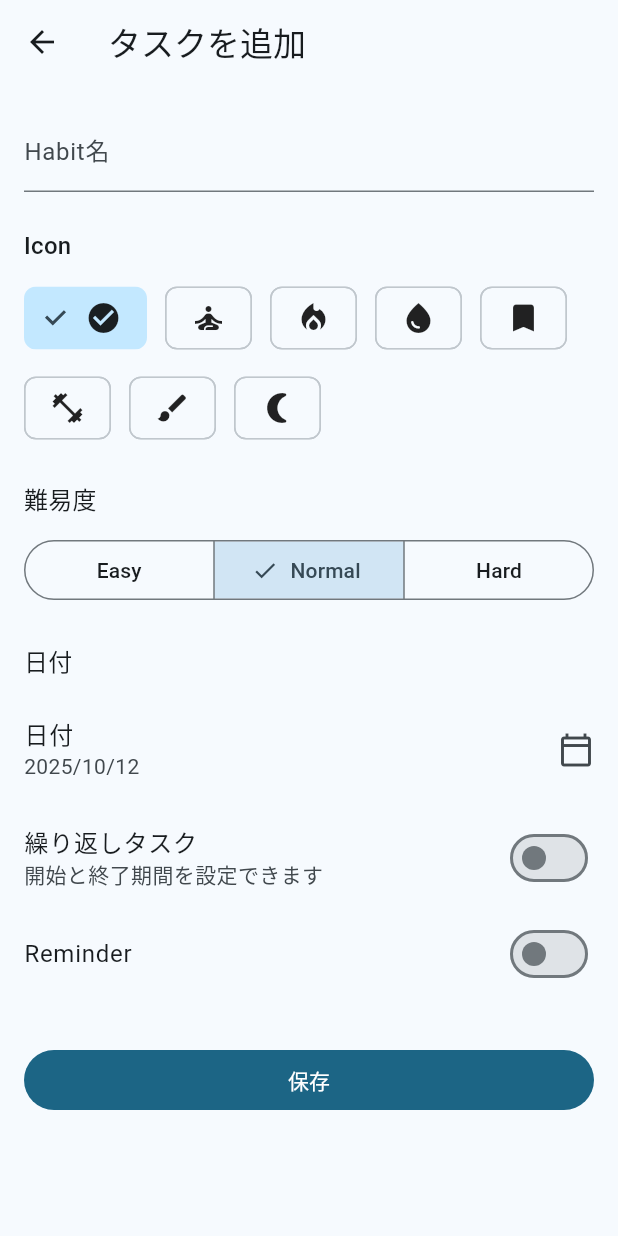
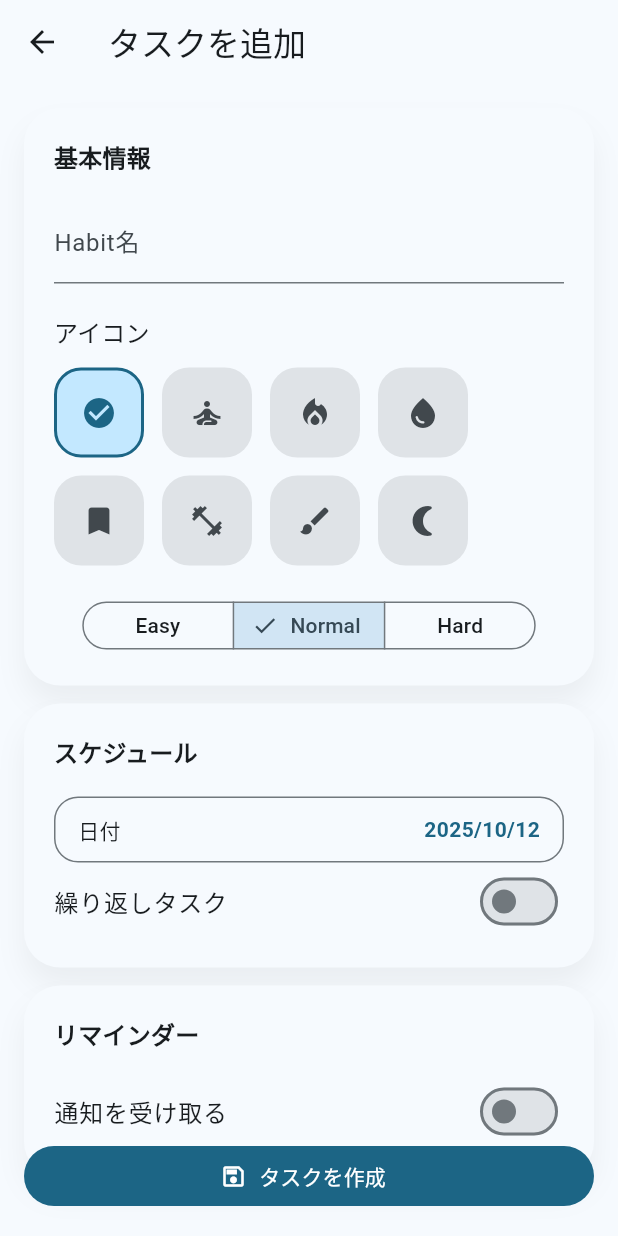
Before and after one commit to unesaki/Habit-Penguin, a Flutter app: the TaskFormPage screen opened directly, on a phone screen of 412 x 824 dp. Run offline on Flutter 3.47's test engine with Material 3 defaults, Android fonts, the phone set to English and light mode, and no system bars; our stand-ins replace hive, hive_flutter; accounts and stored records are empty.

Commit message:
デザインOK

```diff
--- a/lib/main.dart
+++ b/lib/main.dart
@@ -126,18 +126,16 @@ class _HomeTabState extends State<HomeTab> {
       valueListenable: _tasksBox.listenable(),
       builder: (context, tasksBox, _) {
         final today = DateTime.now();
-        final todaysEntries = <MapEntry<int, HabitTask>>[];
-        var openTaskCount = 0;
+        final openEntries = <MapEntry<int, HabitTask>>[];
         for (var i = 0; i < tasksBox.length; i++) {
           final task = tasksBox.getAt(i);
-          if (task == null || task.isCompleted) {
-            continue;
+          if (task == null || task.isCompleted) continue;
+          openEntries.add(MapEntry(i, task));
         }
-          openTaskCount++;
-          if (todaysEntries.length < 3 && task.isActiveOn(today)) {
-            todaysEntries.add(MapEntry(i, task));
-          }
-        }
+        final todaysEntries = openEntries
+            .where((entry) => entry.value.isActiveOn(today))
+            .take(3)
+            .toList(growable: false);
         return DecoratedBox(
           decoration: BoxDecoration(
             gradient: LinearGradient(
@@ -154,18 +152,18 @@ class _HomeTabState extends State<HomeTab> {
           child: SafeArea(
             bottom: false,
             child: SingleChildScrollView(
+              physics: const NeverScrollableScrollPhysics(),
               padding: const EdgeInsets.only(bottom: 48),
               child: Column(
                 crossAxisAlignment: CrossAxisAlignment.start,
                 children: [
-                  _PenguinHeroSection(totalTasks: openTaskCount),
-                  const SizedBox(height: 32),
+                  _PenguinHeroSection(totalTasks: openEntries.length),
                   Padding(
                     padding: const EdgeInsets.symmetric(horizontal: 24),
                     child: Column(
                       crossAxisAlignment: CrossAxisAlignment.start,
                       children: [
-                        const SizedBox(height: 24),
+                        const SizedBox(height: 20),
                         Text(
                           '今日のタスク',
                           style: Theme.of(context).textTheme.titleLarge
@@ -178,14 +176,18 @@ class _HomeTabState extends State<HomeTab> {
                           for (var i = 0; i < todaysEntries.length; i++)
                             Padding(
                               padding: EdgeInsets.only(
-                                bottom: i == todaysEntries.length - 1 ? 0 : 12,
+                                bottom: i == todaysEntries.length - 1 ? 0 : 8,
                               ),
                               child: _TodayTaskCard(
                                 task: todaysEntries[i].value,
                                 index: todaysEntries[i].key,
+                                onComplete: () => _completeTaskWithXp(
+                                  context,
+                                  todaysEntries[i].key,
                                 ),
                               ),
-                          if (openTaskCount > todaysEntries.length)
+                            ),
+                          if (openEntries.length > todaysEntries.length)
                             Padding(
                               padding: const EdgeInsets.only(top: 16),
                               child: Text(
@@ -300,37 +302,6 @@ class _PenguinHeroSection extends StatelessWidget {
                   ),
                 ),
               ),
-              // Positioned(
-              //   left: 24,
-              //   right: 24,
-              //   bottom: 24,
-              //   child: Container(
-              //     padding: const EdgeInsets.symmetric(
-              //       horizontal: 20,
-              //       vertical: 18,
-              //     ),
-              //     decoration: BoxDecoration(
-              //       color: surfaceOverlay.withValues(alpha: 0.9),
-              //       borderRadius: BorderRadius.circular(24),
-              //     ),
-              //     // child: Row(
-              //     //   children: [
-              //     //     const Icon(Icons.emoji_events, size: 22),
-              //     //     const SizedBox(width: 12),
-              //     //     Expanded(
-              //     //       child: Text(
-              //     //         'クエストは$totalTasks件！達成でペンギンにごほうびをあげよう。',
-              //     //         style: theme.textTheme.bodyMedium?.copyWith(
-              //     //           color: theme.colorScheme.onSurface.withValues(
-              //     //             alpha: 0.95,
-              //     //           ),
-              //     //         ),
-              //     //       ),
-              //     //     ),
-              //     //   ],
-              //     // ),
-              //   ),
-              // ),
             ],
           );
         },
@@ -340,10 +311,15 @@ class _PenguinHeroSection extends StatelessWidget {
 }
 
 class _TodayTaskCard extends StatelessWidget {
-  const _TodayTaskCard({required this.task, required this.index});
+  const _TodayTaskCard({
+    required this.task,
+    required this.index,
+    this.onComplete,
+  });
 
   final HabitTask task;
   final int index;
+  final VoidCallback? onComplete;
 
   @override
   Widget build(BuildContext context) {
@@ -360,10 +336,10 @@ class _TodayTaskCard extends StatelessWidget {
           );
         },
         child: Ink(
-          padding: const EdgeInsets.symmetric(horizontal: 20, vertical: 18),
+          padding: const EdgeInsets.symmetric(horizontal: 12, vertical: 8),
           decoration: BoxDecoration(
             color: theme.colorScheme.surface,
-            borderRadius: BorderRadius.circular(24),
+            borderRadius: BorderRadius.circular(18),
             boxShadow: [
               BoxShadow(
                 color: theme.colorScheme.shadow.withValues(alpha: 0.05),
@@ -375,33 +351,39 @@ class _TodayTaskCard extends StatelessWidget {
           child: Row(
             children: [
               CircleAvatar(
-                radius: 24,
+                radius: 18,
                 backgroundColor: theme.colorScheme.primaryContainer,
                 foregroundColor: theme.colorScheme.onPrimaryContainer,
-                child: Icon(task.iconData, size: 24),
+                child: Icon(task.iconData, size: 18),
               ),
-              const SizedBox(width: 16),
+              const SizedBox(width: 10),
               Expanded(
                 child: Column(
                   crossAxisAlignment: CrossAxisAlignment.start,
                   children: [
                     Text(
                       task.name,
-                      style: theme.textTheme.titleMedium?.copyWith(
+                      style: theme.textTheme.bodyMedium?.copyWith(
                         fontWeight: FontWeight.w600,
-                      ),
-                    ),
-                    const SizedBox(height: 4),
-                    Text(
-                      '${_difficultyLabel(task.difficulty)} • ${_scheduleLabel(task)}',
-                      style: theme.textTheme.bodySmall?.copyWith(
-                        color: theme.colorScheme.outline,
+                        fontSize: 15,
                       ),
                     ),
                   ],
                 ),
               ),
-              Icon(Icons.chevron_right, color: theme.colorScheme.outline),
+              Row(
+                mainAxisSize: MainAxisSize.min,
+                children: [
+                  if (onComplete != null)
+                    IconButton(
+                      icon: const Icon(Icons.check_circle_outline),
+                      color: theme.colorScheme.primary,
+                      tooltip: '完了にする',
+                      onPressed: onComplete,
+                    ),
+                  const Icon(Icons.chevron_right),
+                ],
+              ),
             ],
           ),
         ),
@@ -443,7 +425,7 @@ class _CreateTaskCallout extends StatelessWidget {
               crossAxisAlignment: CrossAxisAlignment.start,
               children: [
                 Text(
-                  '今日のクエストを作成しよう',
+                  '今日のタスクを作成しよう',
                   style: theme.textTheme.titleMedium?.copyWith(
                     fontWeight: FontWeight.w600,
                   ),
@@ -536,7 +518,8 @@ class TasksTab extends StatelessWidget {
                         task: entry.value,
                         onTap: () => onEditTask(entry.key, entry.value),
                         onDelete: () => _confirmDelete(context, entry.key),
-                        onComplete: () => _completeTask(context, entry.key),
+                        onComplete: () =>
+                            _completeTaskWithXp(context, entry.key),
                         isActive: true,
                       ),
                     ),
@@ -557,7 +540,8 @@ class TasksTab extends StatelessWidget {
                         task: entry.value,
                         onTap: () => onEditTask(entry.key, entry.value),
                         onDelete: () => _confirmDelete(context, entry.key),
-                        onComplete: () => _completeTask(context, entry.key),
+                        onComplete: () =>
+                            _completeTaskWithXp(context, entry.key),
                         isActive: entry.value.isActiveOn(today),
                       ),
                     ),
@@ -605,7 +589,24 @@ class TasksTab extends StatelessWidget {
     ).showSnackBar(const SnackBar(content: Text('タスクを削除しました。')));
   }
 
-  Future<void> _completeTask(BuildContext context, int index) async {
+  void _openCompletedTasks(BuildContext context) {
+    Navigator.of(
+      context,
+    ).push(MaterialPageRoute<void>(builder: (_) => const CompletedTasksPage()));
+  }
+}
+
+class TaskFormPage extends StatefulWidget {
+  const TaskFormPage({super.key, this.initialTask, this.taskIndex});
+
+  final HabitTask? initialTask;
+  final int? taskIndex;
+
+  @override
+  State<TaskFormPage> createState() => _TaskFormPageState();
+}
+
+Future<void> _completeTaskWithXp(BuildContext context, int index) async {
   final tasksBox = Hive.box<HabitTask>('tasks');
   final task = tasksBox.getAt(index);
   if (task == null || task.isCompleted) {
@@ -624,28 +625,23 @@ class TasksTab extends StatelessWidget {
   final currentXp = (appStateBox.get('xp') as int?) ?? 0;
   await appStateBox.put('xp', currentXp + gainedXp);
 
-    if (context.mounted) {
-      ScaffoldMessenger.of(
-        context,
-      ).showSnackBar(SnackBar(content: Text('$gainedXp XP獲得！')));
-    }
+  if (!context.mounted) {
+    return;
   }
 
-  void _openCompletedTasks(BuildContext context) {
-    Navigator.of(
-      context,
-    ).push(MaterialPageRoute<void>(builder: (_) => const CompletedTasksPage()));
-  }
-}
-
-class TaskFormPage extends StatefulWidget {
-  const TaskFormPage({super.key, this.initialTask, this.taskIndex});
-
-  final HabitTask? initialTask;
-  final int? taskIndex;
-
-  @override
-  State<TaskFormPage> createState() => _TaskFormPageState();
+  await showDialog<void>(
+    context: context,
+    builder: (dialogContext) => AlertDialog(
+      title: const Text('クエスト達成！'),
+      content: Text('$gainedXp XPを獲得しました！'),
+      actions: [
+        TextButton(
+          onPressed: () => Navigator.of(dialogContext).pop(),
+          child: const Text('OK'),
+        ),
+      ],
+    ),
+  );
 }
 
 class _TaskFormPageState extends State<TaskFormPage> {
@@ -688,18 +684,28 @@ class _TaskFormPageState extends State<TaskFormPage> {
   @override
   Widget build(BuildContext context) {
     final isEditing = widget.taskIndex != null;
+    final theme = Theme.of(context);
     return Scaffold(
       appBar: AppBar(title: Text(isEditing ? 'タスクを編集' : 'タスクを追加')),
-      body: SingleChildScrollView(
-        padding: const EdgeInsets.all(16),
+      body: SafeArea(
         child: Form(
           key: _formKey,
+          child: Padding(
+            padding: const EdgeInsets.fromLTRB(16, 16, 16, 0),
+            child: Column(
+              crossAxisAlignment: CrossAxisAlignment.stretch,
+              children: [
+                _FormSection(
+                  title: '基本情報',
                   child: Column(
                     crossAxisAlignment: CrossAxisAlignment.stretch,
                     children: [
                       TextFormField(
                         controller: _nameController,
-                decoration: const InputDecoration(labelText: 'Habit名'),
+                        decoration: const InputDecoration(
+                          labelText: 'Habit名',
+                          hintText: '例: 朝のストレッチ',
+                        ),
                         textInputAction: TextInputAction.next,
                         validator: (value) {
                           if (value == null || value.trim().isEmpty) {
@@ -708,32 +714,56 @@ class _TaskFormPageState extends State<TaskFormPage> {
                           return null;
                         },
                       ),
-              const SizedBox(height: 24),
-              Text('Icon', style: Theme.of(context).textTheme.titleMedium),
+                      const SizedBox(height: 20),
+                      Text('アイコン', style: theme.textTheme.titleMedium),
                       const SizedBox(height: 12),
                       Wrap(
                         spacing: 12,
                         runSpacing: 12,
                         children: _iconOptions.map((icon) {
-                  final selected = _selectedIconCodePoint == icon.codePoint;
-                  return ChoiceChip(
-                    label: Icon(icon),
-                    selected: selected,
-                    selectedColor: Theme.of(
-                      context,
-                    ).colorScheme.primaryContainer,
-                    onSelected: (_) {
+                          final selected =
+                              _selectedIconCodePoint == icon.codePoint;
+                          return GestureDetector(
+                            onTap: () {
                               setState(() {
                                 _selectedIconCodePoint = icon.codePoint;
                               });
                             },
+                            child: AnimatedContainer(
+                              duration: const Duration(milliseconds: 200),
+                              width: 60,
+                              height: 60,
+                              decoration: BoxDecoration(
+                                color: selected
+                                    ? theme.colorScheme.primaryContainer
+                                    : theme.colorScheme.surfaceContainerHighest,
+                                borderRadius: BorderRadius.circular(18),
+                                border: selected
+                                    ? Border.all(
+                                        color: theme.colorScheme.primary,
+                                        width: 2,
+                                      )
+                                    : null,
+                              ),
+                              child: Icon(
+                                icon,
+                                color: selected
+                                    ? theme.colorScheme.primary
+                                    : theme.colorScheme.onSurfaceVariant,
+                              ),
+                            ),
                           );
                         }).toList(),
                       ),
-              const SizedBox(height: 24),
-              Text('難易度', style: Theme.of(context).textTheme.titleMedium),
-              const SizedBox(height: 12),
-              SegmentedButton<TaskDifficulty>(
+                      const SizedBox(height: 20),
+                      Center(
+                        child: SegmentedButton<TaskDifficulty>(
+                          style: ButtonStyle(
+                            visualDensity: VisualDensity.compact,
+                            padding: WidgetStateProperty.all(
+                              const EdgeInsets.symmetric(horizontal: 12),
+                            ),
+                          ),
                           segments: const [
                             ButtonSegment(
                               value: TaskDifficulty.easy,
@@ -755,57 +785,88 @@ class _TaskFormPageState extends State<TaskFormPage> {
                             });
                           },
                         ),
-              const SizedBox(height: 24),
-              Text('日付', style: Theme.of(context).textTheme.titleMedium),
+                      ),
+                    ],
+                  ),
+                ),
                 const SizedBox(height: 12),
+                _FormSection(
+                  title: 'スケジュール',
+                  child: Column(
+                    crossAxisAlignment: CrossAxisAlignment.stretch,
+                    children: [
                       if (!_isRepeating)
-                _DateFieldTile(
+                        _DateActionRow(
                           label: '日付',
                           value: _scheduledDate != null
                               ? _formatDateLabel(_scheduledDate!)
                               : '未選択',
                           onTap: _pickScheduledDate,
                         ),
-              SwitchListTile(
-                contentPadding: EdgeInsets.zero,
-                title: const Text('繰り返しタスク'),
-                subtitle: const Text('開始と終了期間を設定できます'),
+                      Row(
+                        mainAxisAlignment: MainAxisAlignment.spaceBetween,
+                        children: [
+                          Text('繰り返しタスク', style: theme.textTheme.bodyLarge),
+                          Switch(
                             value: _isRepeating,
                             onChanged: (value) {
                               setState(() {
                                 _isRepeating = value;
                                 if (value) {
-                      _repeatStart ??= _scheduledDate ?? DateTime.now();
+                                  _repeatStart ??=
+                                      _scheduledDate ?? DateTime.now();
                                   _repeatEnd ??= _repeatStart;
                                   _scheduledDate = null;
                                 } else {
-                      _scheduledDate = _repeatStart ?? DateTime.now();
+                                  _scheduledDate =
+                                      _repeatStart ?? DateTime.now();
                                   _repeatStart = null;
                                   _repeatEnd = null;
                                 }
                               });
                             },
                           ),
-              if (_isRepeating) ...[
-                _DateFieldTile(
+                        ],
+                      ),
+                      AnimatedSwitcher(
+                        duration: const Duration(milliseconds: 200),
+                        child: !_isRepeating
+                            ? const SizedBox.shrink()
+                            : Row(
+                                children: [
+                                  Expanded(
+                                    child: _DateActionRow(
                                       label: '開始日',
                                       value: _repeatStart != null
                                           ? _formatDateLabel(_repeatStart!)
                                           : '未選択',
                                       onTap: _pickRepeatStart,
                                     ),
-                const SizedBox(height: 12),
-                _DateFieldTile(
+                                  ),
+                                  const SizedBox(width: 12),
+                                  Expanded(
+                                    child: _DateActionRow(
                                       label: '終了日',
                                       value: _repeatEnd != null
                                           ? _formatDateLabel(_repeatEnd!)
                                           : '未選択',
                                       onTap: _pickRepeatEnd,
                                     ),
+                                  ),
                                 ],
-              SwitchListTile(
-                contentPadding: EdgeInsets.zero,
-                title: const Text('Reminder'),
+                              ),
+                      ),
+                    ],
+                  ),
+                ),
+                const SizedBox(height: 12),
+                _FormSection(
+                  title: 'リマインダー',
+                  child: Row(
+                    mainAxisAlignment: MainAxisAlignment.spaceBetween,
+                    children: [
+                      Text('通知を受け取る', style: theme.textTheme.bodyLarge),
+                      Switch(
                         value: _reminderEnabled,
                         onChanged: (value) {
                           setState(() {
@@ -813,9 +874,22 @@ class _TaskFormPageState extends State<TaskFormPage> {
                           });
                         },
                       ),
-              const SizedBox(height: 32),
-              FilledButton(onPressed: _saveTask, child: const Text('保存')),
                     ],
+                  ),
+                ),
+                const Spacer(),
+              ],
+            ),
+          ),
+        ),
+      ),
+      bottomNavigationBar: SafeArea(
+        child: Padding(
+          padding: const EdgeInsets.fromLTRB(16, 0, 16, 16),
+          child: FilledButton.icon(
+            onPressed: _saveTask,
+            icon: const Icon(Icons.save_outlined),
+            label: Text(isEditing ? '変更を保存' : 'タスクを作成'),
           ),
         ),
       ),
@@ -855,7 +929,7 @@ class _TaskFormPageState extends State<TaskFormPage> {
       scheduledDate = _asDateOnly(_scheduledDate!);
     }
 
-    final tasksBox = Hive.box<HabitTask>('tasks');
+    final box = Hive.box<HabitTask>('tasks');
     if (widget.taskIndex == null) {
       final task = HabitTask(
         name: _nameController.text.trim(),
@@ -866,7 +940,7 @@ class _TaskFormPageState extends State<TaskFormPage> {
         repeatStart: repeatStart,
         repeatEnd: repeatEnd,
       );
-      await tasksBox.add(task);
+      await box.add(task);
     } else {
       final existing = widget.initialTask;
       if (existing != null) {
@@ -941,8 +1015,47 @@ class _TaskFormPageState extends State<TaskFormPage> {
       DateTime(date.year, date.month, date.day);
 }
 
-class _DateFieldTile extends StatelessWidget {
-  const _DateFieldTile({
+class _FormSection extends StatelessWidget {
+  const _FormSection({required this.title, required this.child});
+
+  final String title;
+  final Widget child;
+
+  @override
+  Widget build(BuildContext context) {
+    final theme = Theme.of(context);
+    return Container(
+      padding: const EdgeInsets.all(20),
+      decoration: BoxDecoration(
+        color: theme.colorScheme.surface,
+        borderRadius: BorderRadius.circular(24),
+        boxShadow: [
+          BoxShadow(
+            color: theme.colorScheme.shadow.withValues(alpha: 0.05),
+            blurRadius: 16,
+            offset: const Offset(0, 12),
+          ),
+        ],
+      ),
+      child: Column(
+        crossAxisAlignment: CrossAxisAlignment.start,
+        children: [
+          Text(
+            title,
+            style: theme.textTheme.titleMedium?.copyWith(
+              fontWeight: FontWeight.w600,
+            ),
+          ),
+          const SizedBox(height: 16),
+          child,
+        ],
+      ),
+    );
+  }
+}
+
+class _DateActionRow extends StatelessWidget {
+  const _DateActionRow({
     required this.label,
     required this.value,
     required this.onTap,
@@ -954,12 +1067,26 @@ class _DateFieldTile extends StatelessWidget {
 
   @override
   Widget build(BuildContext context) {
-    return ListTile(
-      contentPadding: EdgeInsets.zero,
-      title: Text(label),
-      subtitle: Text(value),
-      trailing: const Icon(Icons.calendar_today_outlined),
-      onTap: onTap,
+    final theme = Theme.of(context);
+    return OutlinedButton(
+      style: OutlinedButton.styleFrom(
+        padding: const EdgeInsets.symmetric(horizontal: 16, vertical: 12),
+        shape: RoundedRectangleBorder(borderRadius: BorderRadius.circular(16)),
+      ),
+      onPressed: onTap,
+      child: Row(
+        mainAxisAlignment: MainAxisAlignment.spaceBetween,
+        children: [
+          Text(label, style: theme.textTheme.bodyMedium),
+          Text(
+            value,
+            style: theme.textTheme.bodyMedium?.copyWith(
+              color: theme.colorScheme.primary,
+              fontWeight: FontWeight.w600,
+            ),
+          ),
+        ],
+      ),
     );
   }
 }
```
Also changed, not shown: assets/walk_penguin.png (added). Lines whose indentation alone changed are shown as unchanged.
